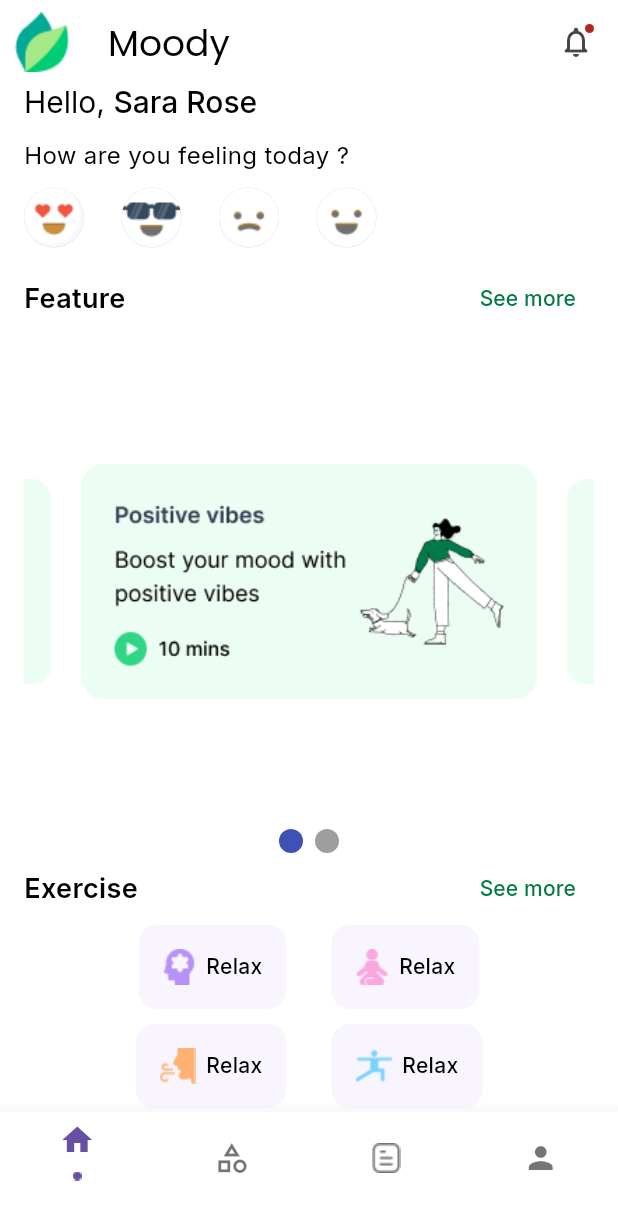
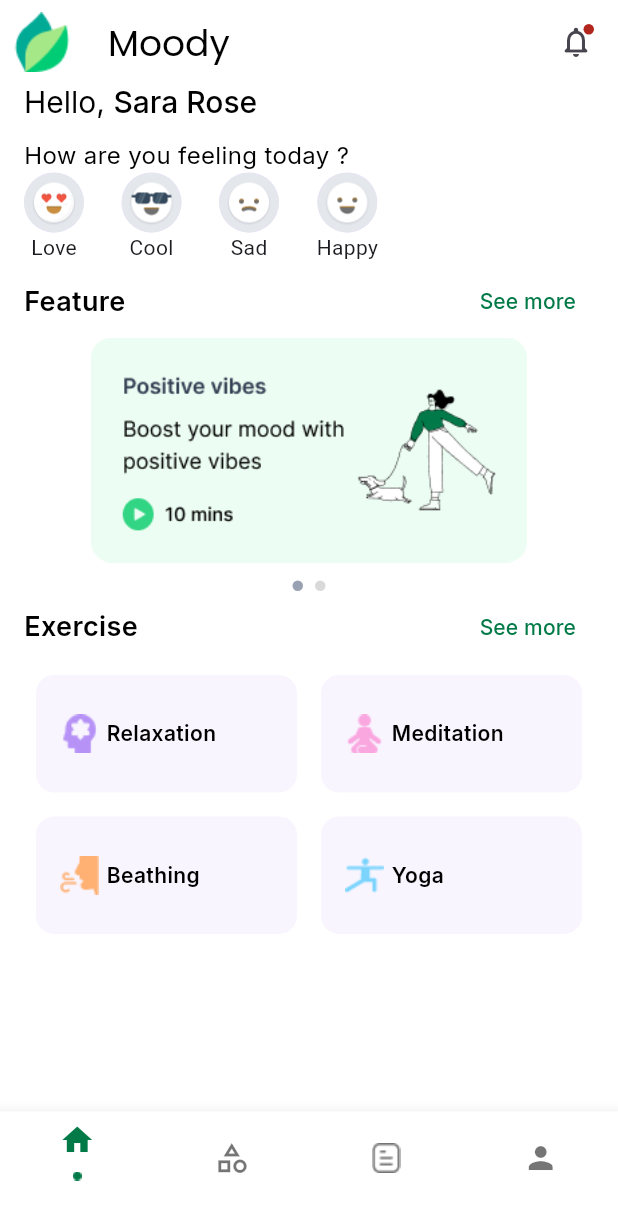
Before and after one commit to Hossam-Abdou/route_test, a Flutter app: the screen it shows after launch, on a phone screen of 412 x 824 dp. Shown: the top 1220 px of the screen. Run offline on Flutter 3.47's test engine with Material 3 defaults, Android fonts, the phone set to English and light mode, and no system bars; drawn by our look-alikes of carousel_slider, smooth_page_indicator; our stand-ins replace google_fonts.

Commit message:
finishing ui

```diff
--- a/lib/home/second_screen/second_home.dart
+++ b/lib/home/second_screen/second_home.dart
@@ -1,46 +1,73 @@
 import 'package:flutter/material.dart';
 import 'package:google_fonts/google_fonts.dart';
+import 'package:route_test/home/first_screen/home_screen.dart';
 import 'package:route_test/utils/app_colors/app_colors.dart';
+import 'package:route_test/utils/custom_section/custom_section.dart';
 import 'package:route_test/utils/emojis_tabs.dart';
-import 'package:carousel_slider/carousel_slider.dart';
 import 'package:smooth_page_indicator/smooth_page_indicator.dart';
 
-class SecondHome extends StatelessWidget {
+class SecondHome extends StatefulWidget {
+  const SecondHome({super.key});
+
   @override
-  Widget build(BuildContext context) {
-    PageController controller = PageController(
+  State<SecondHome> createState() => _SecondHomeState();
+}
 
-    );
+class _SecondHomeState extends State<SecondHome> {
+  PageController controller = PageController();
   List<Widget> screens = [
     Image.asset('assets/images/slider.png'),
     Image.asset('assets/images/slider.png'),
   ];
+  int currentIndex = 0;
+  List<String> icons = [
+    'assets/images/relax.png',
+    'assets/images/meditate.png',
+    'assets/images/beathing.png',
+    'assets/images/yoga.png',
+  ];
+  List<String> tabsTitle = ['Relaxation', 'Meditation', 'Beathing', 'Yoga'];
+
+  @override
+  void initState() {
+    // TODO: implement initState
+    super.initState();
+    controller.addListener(() {
+      setState(() {
+        currentIndex = controller.page!.round();
+      });
+    });
+  }
+
+  @override
+  Widget build(BuildContext context) {
     return Scaffold(
       backgroundColor: Colors.white,
       bottomNavigationBar: BottomNavigationBar(
         backgroundColor: Colors.white,
+        selectedItemColor: AppColors.secondPrimaryColor,
         type: BottomNavigationBarType.fixed,
-          items: [
-        BottomNavigationBarItem(icon: Column(
+        items: const [
+          BottomNavigationBarItem(
+              icon: Column(
                 children: [
                   Icon(Icons.home),
-
                   ImageIcon(AssetImage('assets/images/dot.png')),
                 ],
-        ), label: ''),
-        BottomNavigationBarItem(icon: Icon(Icons.category_outlined),label: ''),
+              ),
+              label: ''),
+          BottomNavigationBarItem(
+              icon: Icon(Icons.category_outlined), label: ''),
           BottomNavigationBarItem(
               icon: ImageIcon(
                 AssetImage('assets/images/Document.png'),
               ),
               label: ''),
-        BottomNavigationBarItem(
-            icon: Icon(Icons.person),
-            label: ''),
-      ]),
+          BottomNavigationBarItem(icon: Icon(Icons.person), label: ''),
+        ],
+      ),
       appBar: AppBar(
         backgroundColor: Colors.white,
-
         title: Text(
           'Moody',
           style: GoogleFonts.poppins(
@@ -50,9 +77,18 @@ class SecondHome extends StatelessWidget {
         actions: [
           Padding(
             padding: const EdgeInsets.only(right: 16.0),
-            child: Badge(
+            child: InkWell(
+              onTap: () {
+                Navigator.push(
+                  context,
+                  MaterialPageRoute(
+                    builder: (context) => const HomeScreen(),
+                  ),
+                );
+              },
+              child: const Badge(smallSize: 7,
                 child: Icon(Icons.notifications_none_rounded),
-              largeSize: 20,
+              ),
             ),
           ),
         ],
@@ -80,7 +116,7 @@ class SecondHome extends StatelessWidget {
                       fontSize: 20),
                 ),
               ])),
-              SizedBox(
+              const SizedBox(
                 height: 12,
               ),
               Text(
@@ -90,158 +126,222 @@ class SecondHome extends StatelessWidget {
                     fontWeight: FontWeight.w400,
                     fontSize: 16),
               ),
-              EmojisTabs(),
-              Row(
-                mainAxisAlignment: MainAxisAlignment.spaceBetween,
+              const EmojisTabs(),
+              CustomSection(
+                title: 'Feature',
+                firstColor: AppColors.blackColor,
+                secondColor: AppColors.secondPrimaryColor,
+              ),
+              SizedBox(
+                height: 150,
+                child: PageView.builder(
+                  itemBuilder: (context, index) => screens[index],
+                  controller: controller,
+                  itemCount: screens.length,
+                ),
+              ),
+              // CarouselSlider(
+              //   items: screens,
+              //   options: CarouselOptions(
+              //     height: MediaQuery.sizeOf(context).height * 0.4,
+              //     autoPlay: true,
+              //     enlargeCenterPage: true,
+              //     enableInfiniteScroll: true,
+              //     onPageChanged: (index, reason) {},
+              //   ),
+              // ),
+// DotsIndicator(dotsCount: screens.length,
+//   position: currentIndex,
+//   mainAxisAlignment: MainAxisAlignment.center,
+//
+// ),
+              const SizedBox(
+                height: 12,
+              ),
+              Center(
+                child: SizedBox(
+                  child: SmoothPageIndicator(
+                      controller: controller,
+                      count: screens.length,
+                      effect: WormEffect(
+                          dotHeight: 7,
+                          dotWidth: 7,
+                          dotColor: AppColors.indicatorInActiveColor,
+                          activeDotColor: AppColors
+                              .indicatorActiveColor), // your preferred effect
+                      onDotClicked: (index) {}),
+                ),
+              ),
+              CustomSection(
+                title: 'Exercise',
+                firstColor: AppColors.blackColor,
+                secondColor: AppColors.secondPrimaryColor,
+              ),
+              Padding(
+                padding: const EdgeInsets.all(8.0),
+                child: GridView.builder(
+                  physics: const NeverScrollableScrollPhysics(),
+                  gridDelegate: const SliverGridDelegateWithFixedCrossAxisCount(
+                    crossAxisCount: 2,
+                    crossAxisSpacing: 16,
+                    mainAxisSpacing: 16,
+                    childAspectRatio: 40 / 18,
+                  ),
+                  shrinkWrap: true,
+                  itemBuilder: (context, index) {
+                    return Container(
+                      padding: const EdgeInsets.all(16),
+                      decoration: BoxDecoration(
+                          borderRadius: BorderRadius.circular(12),
+                          color: const Color(0xfff9f5ff)),
+                      child: Row(
                         children: [
-                  Text(
-                    'Feature',
+                          SizedBox(
+                            height: 26,
+                            width: 26,
+                            child: FittedBox(
+                                child: Image.asset(
+                              icons[index],
+                            )),
+                          ),
+                          const SizedBox(
+                            width: 5,
+                          ),
+                          Expanded(
+                            child: Text(
+                              tabsTitle[index],
                               style: GoogleFonts.inter(
-                        color: AppColors.blackColor,
+                                  color: Colors.black,
                                   fontWeight: FontWeight.w600,
-                        fontSize: 18),
-                  ),
-                  TextButton(
-                    onPressed: () {},
-                    child: Text(
-                      'See more',
-                      style: GoogleFonts.inter(
-                          color: AppColors.secondPrimaryColor,
-                          fontWeight: FontWeight.w500,
                                   fontSize: 14),
                             ),
                           ),
                         ],
                       ),
-              CarouselSlider(
-
-                items: screens,
-                options: CarouselOptions(
-                  height: MediaQuery.sizeOf(context).height * 0.4,
-                  autoPlay: true,
-                  enlargeCenterPage: true,
-                  enableInfiniteScroll: true,
-                  onPageChanged: (index, reason) {},
+                    );
+                  },
+                  itemCount: icons.length,
                 ),
               ),
-              Center(
-                child: SizedBox(
-                  child: SmoothPageIndicator(
 
-                      controller: controller, // PageController
-                      count: screens.length,
-                      effect: WormEffect(), // your preferred effect
-                      onDotClicked: (index) {}),
-                ),
-              ),
-              Row(
-                mainAxisAlignment: MainAxisAlignment.spaceBetween,
-                children: [
-                  Text(
-                    'Exercise',
-                    style: GoogleFonts.inter(
-                        color: AppColors.blackColor,
-                        fontWeight: FontWeight.w600,
-                        fontSize: 18),
-                  ),
-                  TextButton(
-                    onPressed: () {},
-                    child: Text(
-                      'See more',
-                      style: GoogleFonts.inter(
-                          color: AppColors.secondPrimaryColor,
-                          fontWeight: FontWeight.w500,
-                          fontSize: 14),
-                    ),
-                  ),
-                ],
-              ),
-           Row(
-             mainAxisAlignment: MainAxisAlignment.spaceEvenly,
+              //second way for Exercises
 
-             children: [
-               Row(
-
-                 children: [
-                   Container(
-                     child: Row(
-                       mainAxisAlignment: MainAxisAlignment.spaceEvenly,
-                       children: [
-                         Image.asset('assets/images/relax.png'),
-                   SizedBox(width: 7,),
-                         Text('Relax',style: GoogleFonts.inter(color: Colors.black,fontWeight: FontWeight.w500,fontSize: 14),),
-                       ],
-                     ),
-                     padding: EdgeInsets.all(16),
-                     decoration: BoxDecoration(
-                       borderRadius: BorderRadius.circular(12),
-                       color: Color(0xfff9f5ff)
-                     ),
-                   ),
-                   SizedBox(width: 30,),
-                   Container(
-                     child: Row(
-                       mainAxisAlignment: MainAxisAlignment.spaceEvenly,
-                       children: [
-                         Image.asset('assets/images/medication.png'),
-                   SizedBox(width: 7,),
-                         Text('Relax',style: GoogleFonts.inter(color: Colors.black,fontWeight: FontWeight.w500,fontSize: 14),),
-                       ],
-                     ),
-                     padding: EdgeInsets.all(16),
-                     decoration: BoxDecoration(
-                       borderRadius: BorderRadius.circular(12),
-                       color: Color(0xfff9f5ff)
-                     ),
-                   ),
-                 ],
-               )
-             ],
-           ),
-           SizedBox(height: 10,),
-           Row(
-             mainAxisAlignment: MainAxisAlignment.spaceEvenly,
-             children: [
-               Row(
-                 mainAxisAlignment: MainAxisAlignment.spaceEvenly,
-
-                 children: [
-                   Container(
-                     child: Row(
-                       mainAxisAlignment: MainAxisAlignment.spaceEvenly,
-                       children: [
-                         Image.asset('assets/images/beathing.png'),
-                   SizedBox(width: 7,),
-                         Text('Relax',style: GoogleFonts.inter(color: Colors.black,fontWeight: FontWeight.w500,fontSize: 14),),
-                       ],
-                     ),
-                     padding: EdgeInsets.all(16),
-                     decoration: BoxDecoration(
-                       borderRadius: BorderRadius.circular(12),
-                       color: Color(0xfff9f5ff)
-                     ),
-                   ),
-                   SizedBox(width: 30,),
-
-                   Container(
-                     child: Row(
-                       mainAxisAlignment: MainAxisAlignment.spaceEvenly,
-                       children: [
-                         Image.asset('assets/images/yoga.png'),
-                   SizedBox(width: 7,),
-                         Text('Relax',style: GoogleFonts.inter(color: Colors.black,fontWeight: FontWeight.w500,fontSize: 14),),
-                       ],
-                     ),
-                     padding: EdgeInsets.all(16),
-                     decoration: BoxDecoration(
-                       borderRadius: BorderRadius.circular(12),
-                       color: Color(0xfff9f5ff)
-                     ),
-                   ),
-                 ],
-               )
-             ],
-           ),
+              // Row(
+              //   mainAxisAlignment: MainAxisAlignment.spaceEvenly,
+              //   children: [
+              //     Row(
+              //       children: [
+              //         Container(
+              //           child: Row(
+              //             mainAxisAlignment: MainAxisAlignment.spaceEvenly,
+              //             children: [
+              //               Image.asset('assets/images/relax.png'),
+              //               SizedBox(
+              //                 width: 7,
+              //               ),
+              //               Text(
+              //                 'Relax',
+              //                 style: GoogleFonts.inter(
+              //                     color: Colors.black,
+              //                     fontWeight: FontWeight.w500,
+              //                     fontSize: 14),
+              //               ),
+              //             ],
+              //           ),
+              //           padding: EdgeInsets.all(16),
+              //           decoration: BoxDecoration(
+              //               borderRadius: BorderRadius.circular(12),
+              //               color: Color(0xfff9f5ff)),
+              //         ),
+              //         SizedBox(
+              //           width: 30,
+              //         ),
+              //         Container(
+              //           child: Row(
+              //             mainAxisAlignment: MainAxisAlignment.spaceEvenly,
+              //             children: [
+              //               Image.asset('assets/images/meditate.png'),
+              //               SizedBox(
+              //                 width: 7,
+              //               ),
+              //               Text(
+              //                 'Relax',
+              //                 style: GoogleFonts.inter(
+              //                     color: Colors.black,
+              //                     fontWeight: FontWeight.w500,
+              //                     fontSize: 14),
+              //               ),
+              //             ],
+              //           ),
+              //           padding: EdgeInsets.all(16),
+              //           decoration: BoxDecoration(
+              //               borderRadius: BorderRadius.circular(12),
+              //               color: Color(0xfff9f5ff)),
+              //         ),
+              //       ],
+              //     )
+              //   ],
+              // ),
+              // SizedBox(
+              //   height: 10,
+              // ),
+              // Row(
+              //   mainAxisAlignment: MainAxisAlignment.spaceEvenly,
+              //   children: [
+              //     Row(
+              //       mainAxisAlignment: MainAxisAlignment.spaceEvenly,
+              //       children: [
+              //         Container(
+              //           child: Row(
+              //             mainAxisAlignment: MainAxisAlignment.spaceEvenly,
+              //             children: [
+              //               Image.asset('assets/images/beathing.png'),
+              //               SizedBox(
+              //                 width: 7,
+              //               ),
+              //               Text(
+              //                 'Relax',
+              //                 style: GoogleFonts.inter(
+              //                     color: Colors.black,
+              //                     fontWeight: FontWeight.w500,
+              //                     fontSize: 14),
+              //               ),
+              //             ],
+              //           ),
+              //           padding: EdgeInsets.all(16),
+              //           decoration: BoxDecoration(
+              //               borderRadius: BorderRadius.circular(12),
+              //               color: Color(0xfff9f5ff)),
+              //         ),
+              //         SizedBox(
+              //           width: 30,
+              //         ),
+              //         Container(
+              //           child: Row(
+              //             mainAxisAlignment: MainAxisAlignment.spaceEvenly,
+              //             children: [
+              //               Image.asset('assets/images/yoga.png'),
+              //               SizedBox(
+              //                 width: 7,
+              //               ),
+              //               Text(
+              //                 'Relax',
+              //                 style: GoogleFonts.inter(
+              //                     color: Colors.black,
+              //                     fontWeight: FontWeight.w500,
+              //                     fontSize: 14),
+              //               ),
+              //             ],
+              //           ),
+              //           padding: EdgeInsets.all(16),
+              //           decoration: BoxDecoration(
+              //               borderRadius: BorderRadius.circular(12),
+              //               color: Color(0xfff9f5ff)),
+              //         ),
+              //       ],
+              //     )
+              //   ],
+              // ),
             ],
           ),
         ),
--- a/lib/main.dart
+++ b/lib/main.dart
@@ -1,6 +1,5 @@
 import 'package:flutter/material.dart';
 import 'package:route_test/home/second_screen/second_home.dart';
-import 'package:route_test/home/view/home_screen.dart';
 
 void main() {
   runApp(const MyApp());
@@ -12,7 +11,7 @@ class MyApp extends StatelessWidget {
   // This widget is the root of your application.
   @override
   Widget build(BuildContext context) {
-    return MaterialApp(
+    return const MaterialApp(
       debugShowCheckedModeBanner: false,
       home:  SecondHome(),
     );
--- a/lib/utils/app_colors/app_colors.dart
+++ b/lib/utils/app_colors/app_colors.dart
@@ -1,9 +1,11 @@
 import 'package:flutter/material.dart';
 
 class AppColors {
-  static Color primaryColor = Color(0xff4838D1);
-  static Color secondPrimaryColor = Color(0xff027A48);
-  static Color blueColor = Color(0xff2E2E5D);
-  static Color containerColor = Color(0xffF5F5FA);
+  static Color primaryColor = const Color(0xff4838D1);
+  static Color secondPrimaryColor = const Color(0xff027A48);
+  static Color blueColor = const Color(0xff2E2E5D);
+  static Color containerColor = const Color(0xffF5F5FA);
+  static Color indicatorActiveColor = const Color(0xff98A2B3);
+  static Color indicatorInActiveColor = const Color(0xffD9D9D9);
   static Color blackColor = Colors.black;
 }
--- a/lib/utils/best_seller/best_seller.dart
+++ b/lib/utils/best_seller/best_seller.dart
@@ -2,6 +2,8 @@ import 'package:flutter/material.dart';
 import 'package:google_fonts/google_fonts.dart';
 
 class BestSeller extends StatelessWidget {
+  const BestSeller({super.key});
+
 
   @override
   Widget build(BuildContext context) {
@@ -18,7 +20,7 @@ class BestSeller extends StatelessWidget {
         itemBuilder: (context, index) => Container(
           width: 240,
           decoration: BoxDecoration(
-            color: Color(0XFFF5F5FA),
+            color: const Color(0XFFF5F5FA),
             borderRadius: BorderRadius.circular(12),
           ),
           child: Row(
--- /dev/null
+++ b/lib/utils/custom_section/custom_section.dart
@@ -0,0 +1,36 @@
+import 'package:flutter/material.dart';
+import 'package:google_fonts/google_fonts.dart';
+import 'package:route_test/utils/app_colors/app_colors.dart';
+
+class CustomSection extends StatelessWidget {
+  String? title;
+  Color? firstColor=AppColors.blackColor;
+  Color? secondColor=AppColors.secondPrimaryColor;
+  String? secondTitle;
+  double? fontSize;
+
+  CustomSection(
+      {super.key, this.title, this.firstColor, this.secondColor, this.secondTitle,this.fontSize});
+
+  @override
+  Widget build(BuildContext context) {
+    return Row(
+      mainAxisAlignment: MainAxisAlignment.spaceBetween,
+      children: [
+        Text(
+          title!,
+          style: GoogleFonts.inter(
+              color: firstColor, fontWeight: FontWeight.w600, fontSize: fontSize??18),
+        ),
+        TextButton(
+          onPressed: () {},
+          child: Text(
+            'See more',
+            style: GoogleFonts.inter(
+                color: secondColor, fontWeight: FontWeight.w500, fontSize: 14),
+          ),
+        ),
+      ],
+    );
+  }
+}
--- a/lib/utils/emojis_tabs.dart
+++ b/lib/utils/emojis_tabs.dart
@@ -1,6 +1,8 @@
 import 'package:flutter/material.dart';
 
 class EmojisTabs extends StatelessWidget {
+  const EmojisTabs({super.key});
+
   @override
   Widget build(BuildContext context) {
     List<String> screens = [
@@ -9,16 +11,25 @@ class EmojisTabs extends StatelessWidget {
       'assets/images/sad.png',
       'assets/images/happy.png',
     ];
+    List<String> tabsTitle = ['Love', 'Cool', 'Sad', 'Happy'];
 
     return SizedBox(
-      height: 60,
+      height: 62,
       child: ListView.separated(
           scrollDirection: Axis.horizontal,
-          itemBuilder: (context, index) => CircleAvatar(
-                  backgroundImage: AssetImage(
-                screens[index],
-              )),
-          separatorBuilder: (context, index) => SizedBox(
+          itemBuilder: (context, index) => Center(
+            child: Column(
+              children: [
+                CircleAvatar(
+                        backgroundImage: AssetImage(
+                      screens[index],
+                    ),),
+                Text(tabsTitle[index],),
+
+              ],
+            ),
+          ),
+          separatorBuilder: (context, index) =>const  SizedBox(
                 width: 25,
               ),
           itemCount: screens.length),
--- a/lib/utils/recommend__list.dart
+++ b/lib/utils/recommend__list.dart
@@ -17,7 +17,7 @@ class RecommendList extends StatelessWidget {
         scrollDirection: Axis.horizontal,
         itemBuilder: (context, index) => Image.asset(screens[index]),
         itemCount: screens.length,
-        separatorBuilder: (context, index) => SizedBox(width: 16,),
+        separatorBuilder: (context, index) => const SizedBox(width: 16,),
       ),
     );
   }
--- a/pubspec.yaml
+++ b/pubspec.yaml
@@ -38,6 +38,7 @@ dependencies:
   carousel_slider:
   google_fonts:
   smooth_page_indicator: ^1.2.0
+  dots_indicator: ^3.0.0
 
 
 dev_dependencies:
```
Also changed, not shown: lib/home/first_screen/home_screen.dart (added, +102 -0 lines), lib/home/view/home_screen.dart (deleted, +0 -114 lines), lib/utils/categores_tabs/categories_tabs.dart (+6 -4 lines), assets/images/meditate.png (renamed from assets/images/medication.png), lib/generated/assets.dart, pubspec.lock. Lines whose indentation alone changed are shown as unchanged.
